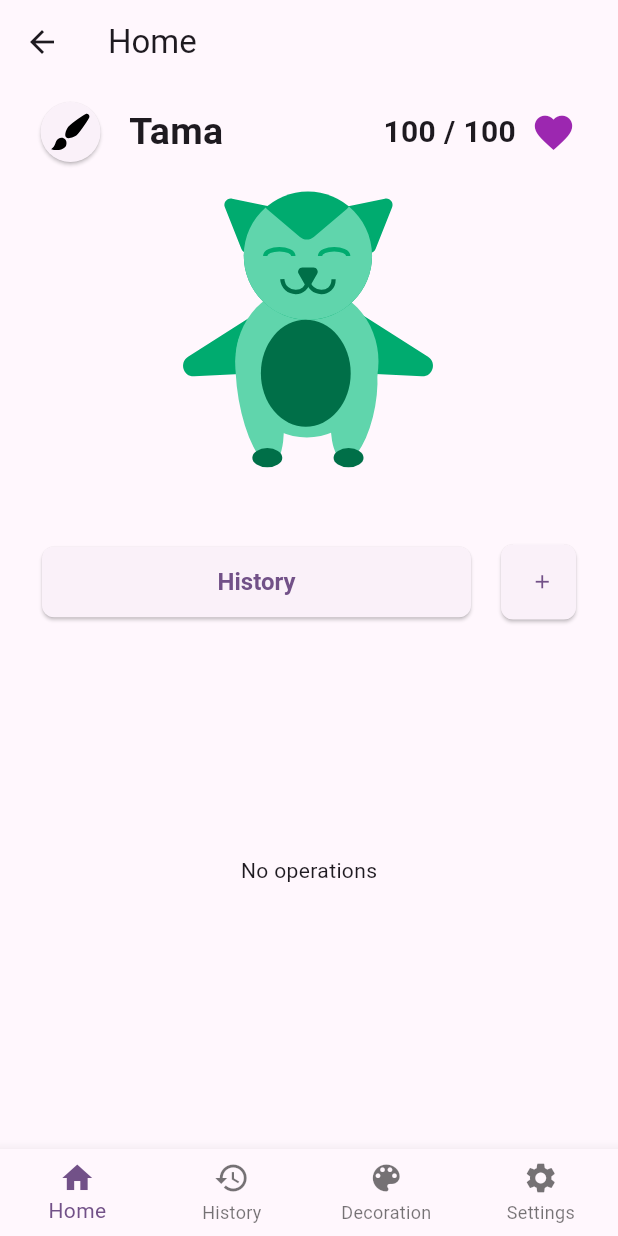
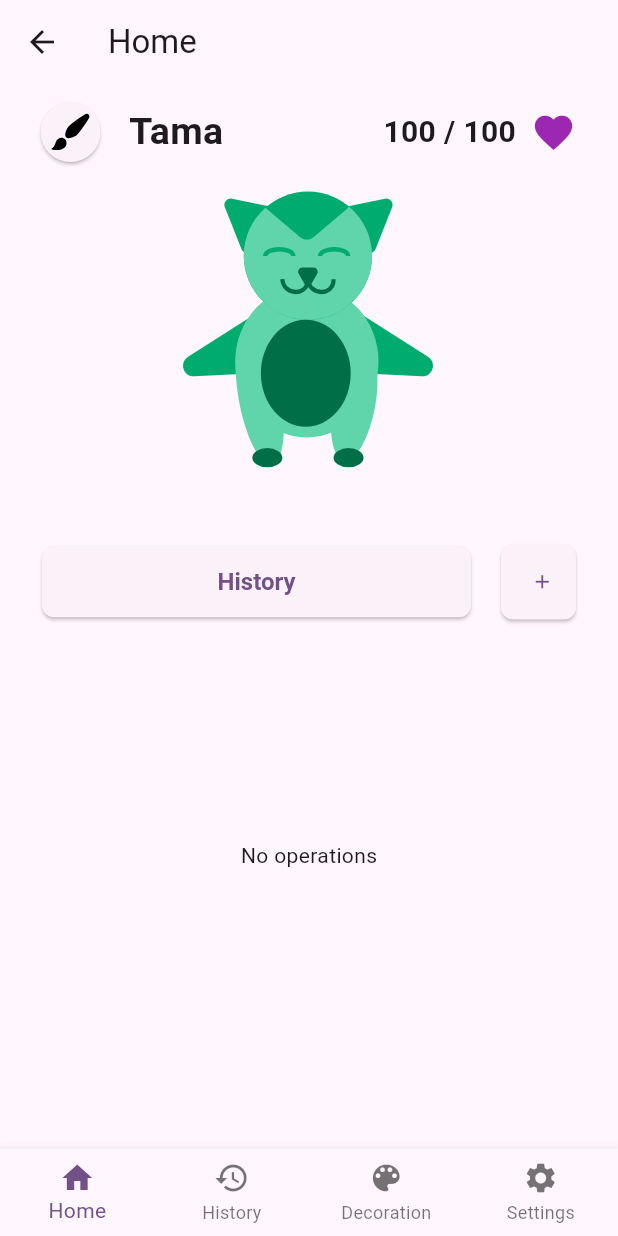
Before and after one commit to gm116/MoneyTama, a Flutter app: the MainScaffold screen opened by its route, on a phone screen of 412 x 824 dp. Run offline on Flutter 3.47's test engine with Material 3 defaults, Android fonts, the phone set to English and light mode, and no system bars; our stand-ins replace flutter_bloc, flutter_svg, get_it, shared_preferences, sqflite; accounts and stored records are empty; generated files the repository leaves out were written again.

Commit message:
fix: оверфлоу на айфоне

```diff
--- a/lib/main.dart
+++ b/lib/main.dart
@@ -1,4 +1,5 @@
 import 'package:flutter/material.dart';
+import 'package:intl/intl.dart';
 import 'package:moneytama/domain/entity/pet.dart';
 import 'package:moneytama/presentation/di/di.dart';
 import 'package:moneytama/presentation/main_app.dart';
--- a/lib/presentation/screens/main_screen.dart
+++ b/lib/presentation/screens/main_screen.dart
@@ -110,7 +110,7 @@ class MainScreenState extends State<MainScreen> {
         RecentOperationsList(
           limit: 2,
           width: screenWidth,
-          height: screenHeight / 2.8,
+          height: screenHeight / 3,
         ),
       ],
     );
```
